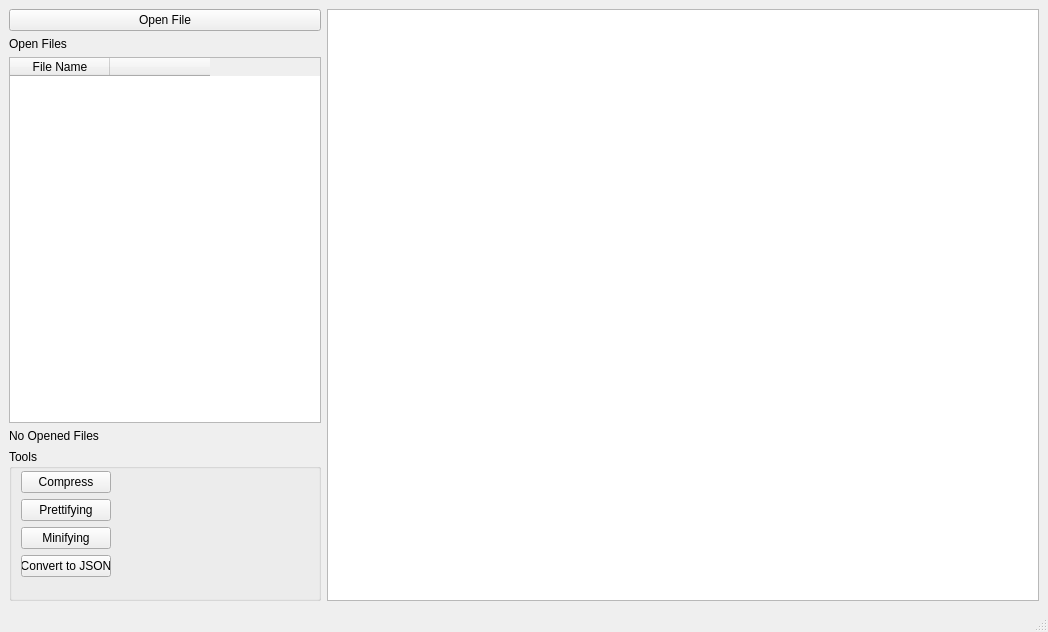
Above: Frontend/XML_Editor/mainwindow.ui from Loayelshall/XML-Editor before the change. Below: the same form after it.
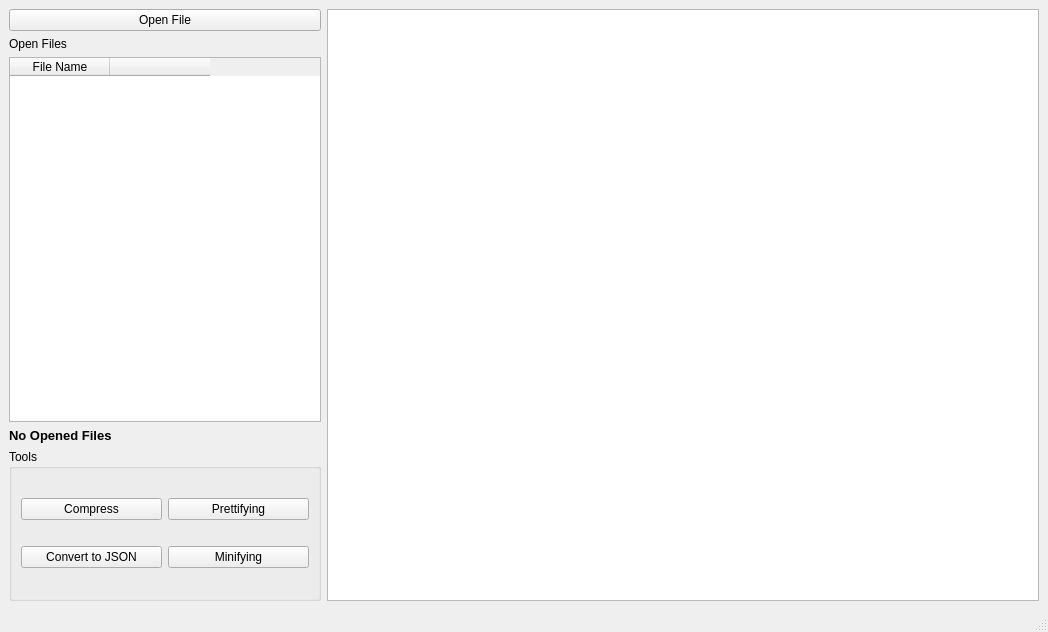
That is the form after the change.

The edit to the form file:
```diff
--- a/Frontend/XML_Editor/mainwindow.ui
+++ b/Frontend/XML_Editor/mainwindow.ui
@@ -75,6 +75,13 @@
         </item>
         <item>
          <widget class="QLabel" name="savedLabel">
+          <property name="font">
+           <font>
+            <pointsize>10</pointsize>
+            <weight>75</weight>
+            <bold>true</bold>
+           </font>
+          </property>
           <property name="text">
            <string>No Opened Files</string>
           </property>
@@ -90,17 +97,10 @@
           <property name="title">
            <string>Tools</string>
           </property>
-          <widget class="QWidget" name="layoutWidget">
-           <property name="geometry">
-            <rect>
-             <x>12</x>
-             <y>22</y>
-             <width>90</width>
-             <height>108</height>
-            </rect>
-           </property>
            <layout class="QVBoxLayout" name="verticalLayout_2">
             <item>
+            <layout class="QHBoxLayout" name="horizontalLayout">
+             <item>
              <widget class="QPushButton" name="pushButton_5">
               <property name="text">
                <string>Compress</string>
@@ -114,13 +114,10 @@
               </property>
              </widget>
             </item>
-            <item>
-             <widget class="QPushButton" name="pushButton_4">
-              <property name="text">
-               <string>Minifying</string>
-              </property>
-             </widget>
-            </item>
+            </layout>
+           </item>
+           <item>
+            <layout class="QHBoxLayout" name="horizontalLayout_3">
             <item>
              <widget class="QPushButton" name="pushButton_3">
               <property name="text">
@@ -128,8 +125,16 @@
               </property>
              </widget>
             </item>
-           </layout>
-          </widget>
+             <item>
+              <widget class="QPushButton" name="pushButton_4">
+               <property name="text">
+                <string>Minifying</string>
+               </property>
+              </widget>
+             </item>
+            </layout>
+           </item>
+          </layout>
          </widget>
         </item>
        </layout>
```
Lines whose indentation alone changed are shown as unchanged.
